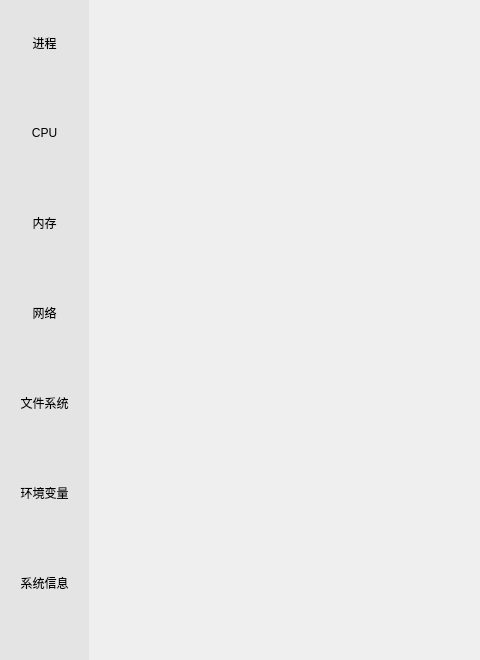
Before: the Qt Designer form mainwindow.ui in inspireMeNow/qt-system-monitor, drawn with Qt 5; both pictures show x 0 to 480 and y 0 to 660 of the 887 by 764 pixel window.
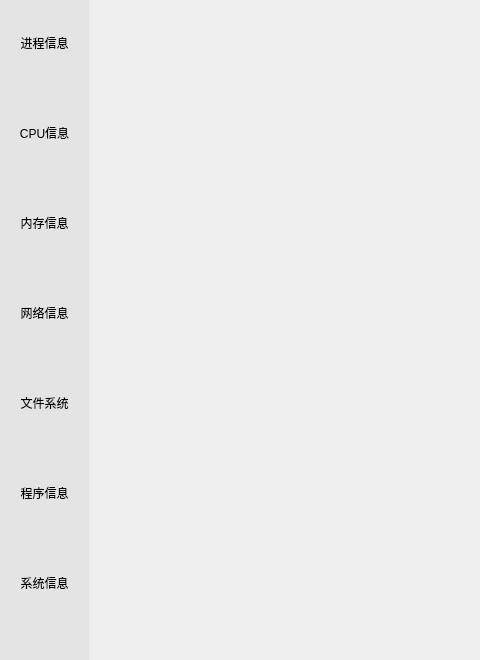
After: the same form once the commit is applied. Icons and pictures are not drawn.

```diff
--- a/mainwindow.ui
+++ b/mainwindow.ui
@@ -92,7 +92,7 @@
 </string>
          </property>
          <property name="text">
-          <string>CPU</string>
+          <string>CPU信息</string>
          </property>
          <property name="icon">
           <iconset resource="resources.qrc">
@@ -153,7 +153,7 @@
 </string>
          </property>
          <property name="text">
-          <string>内存</string>
+          <string>内存信息</string>
          </property>
          <property name="icon">
           <iconset resource="resources.qrc">
@@ -214,7 +214,7 @@
 </string>
          </property>
          <property name="text">
-          <string>网络</string>
+          <string>网络信息</string>
          </property>
          <property name="icon">
           <iconset resource="resources.qrc">
@@ -288,7 +288,7 @@
 </string>
          </property>
          <property name="text">
-          <string>进程</string>
+          <string>进程信息</string>
          </property>
          <property name="icon">
           <iconset resource="resources.qrc">
@@ -349,7 +349,7 @@
 </string>
          </property>
          <property name="text">
-          <string>环境变量</string>
+          <string>程序信息</string>
          </property>
          <property name="icon">
           <iconset resource="resources.qrc">
```
Left out of the diff: 2 changed lines with no effect on the pictures.
